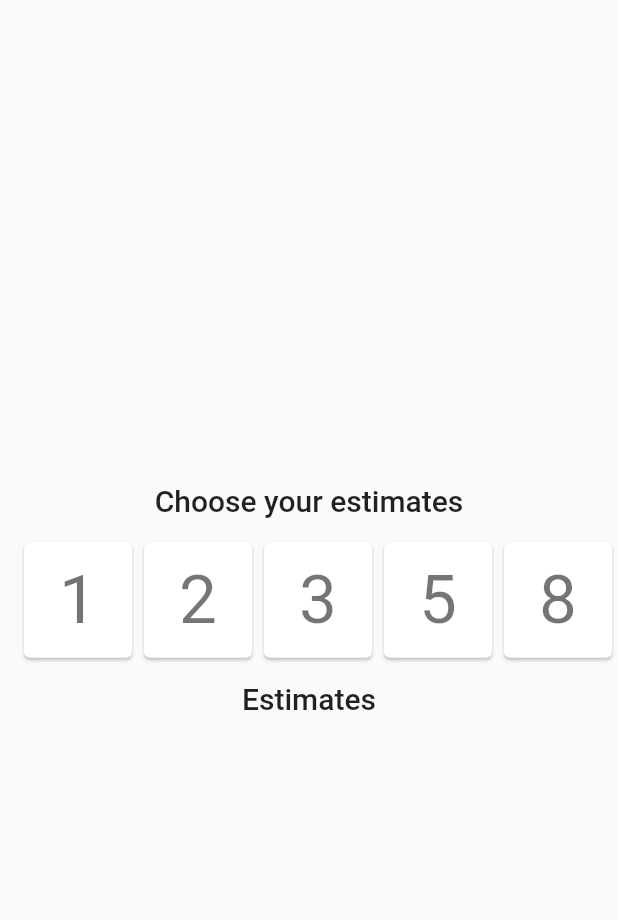
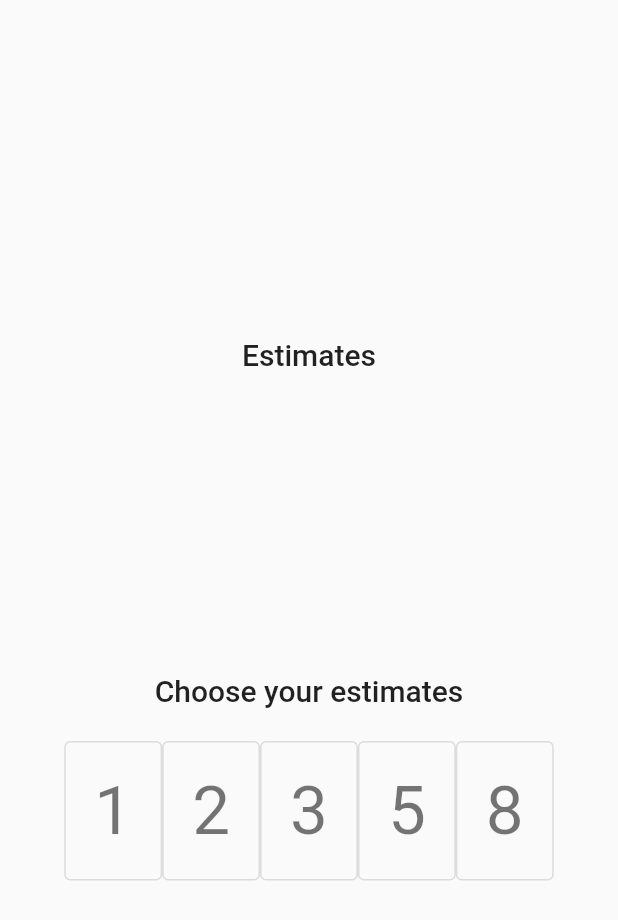
Before and after one commit to praslnx8/planning_poker, a Flutter app: the EstimateWidget widget shown alone on an empty page, opened directly with empty values, on a phone screen of 412 x 824 dp. Shown: the top 920 px of the screen. Run offline on Flutter 3.47's test engine with Material 2 defaults, Android fonts, the phone set to English and light mode, and no system bars; our stand-ins replace firebase_auth, firebase_core, firebase_database, flutter_dotenv, logger; accounts and stored records are empty; network calls fail; statements that could not run were skipped.

Commit message:
Add styles to align elements

```diff
--- a/lib/ui/widgets/estimate_widget.dart
+++ b/lib/ui/widgets/estimate_widget.dart
@@ -21,25 +21,44 @@ class EstimateWidget extends StatelessWidget {
   Widget build(BuildContext context) {
     if (isFacilitator) {
       return Column(
-          mainAxisAlignment: MainAxisAlignment.center,
+          mainAxisAlignment: MainAxisAlignment.spaceBetween,
           crossAxisAlignment: CrossAxisAlignment.center,
           children: [
-            Text('Choose your estimates', style: Theme.of(context).textTheme.headline6),
-            _getPokerCards(context),
             Padding(padding: EdgeInsets.all(24)),
-            Text('Estimates', style: Theme.of(context).textTheme.headline6),
-            _getPokerValueWidgets(context),
-            _getActionButton(context)
+            Column(
+              children: [
+                Text('Estimates', style: Theme.of(context).textTheme.headline6),
+                _getPokerValueWidgets(context),
+                _getActionButton(context),
+              ],
+            ),
+            Column(
+              children: [
+                Text('Choose your estimates', style: Theme.of(context).textTheme.headline6),
+                _getPokerCards(context),
+              ],
+            ),
+            Padding(padding: EdgeInsets.all(24)),
           ]);
     } else {
       return Column(
-          mainAxisAlignment: MainAxisAlignment.center,
+          mainAxisAlignment: MainAxisAlignment.spaceBetween,
           crossAxisAlignment: CrossAxisAlignment.center,
           children: [
-            Text('Choose your estimates', style: Theme.of(context).textTheme.headline6),
-            _getPokerCards(context),
-            Text('Estimates', style: Theme.of(context).textTheme.headline6),
-            _getPokerValueWidgets(context),
+            Padding(padding: EdgeInsets.all(24)),
+            Column(
+              children: [
+                Text('Estimates', style: Theme.of(context).textTheme.headline6),
+                _getPokerValueWidgets(context),
+              ],
+            ),
+            Column(
+              children: [
+                Text('Choose your estimates', style: Theme.of(context).textTheme.headline6),
+                _getPokerCards(context),
+              ],
+            ),
+            Padding(padding: EdgeInsets.all(24)),
           ]);
     }
   }
@@ -72,13 +91,16 @@ class EstimateWidget extends StatelessWidget {
 
   Widget _getPokerCards(BuildContext context) {
     final List<Widget> widgets = [1, 2, 3, 5, 8]
-        .map((e) => Card(
-            child: Padding(
-                padding: EdgeInsets.all(4.0),
-                child: TextButton(
-                  child: Text('$e', style: Theme.of(context).textTheme.headline3),
+        .map(
+          (e) => Container(
+              margin: EdgeInsets.only(top: 10), // Top Margin
+              child: OutlinedButton(
+                  style: ButtonStyle(
+                      padding: MaterialStateProperty.all(const EdgeInsets.all(20)),
+                      textStyle: MaterialStateProperty.all(const TextStyle(fontSize: 20))),
                   onPressed: estimate.revealed ? null : () => sendPokerValue(e),
-                ))))
+                  child: Text('$e', style: Theme.of(context).textTheme.headline3))),
+        )
         .toList();
 
     return Padding(
```
